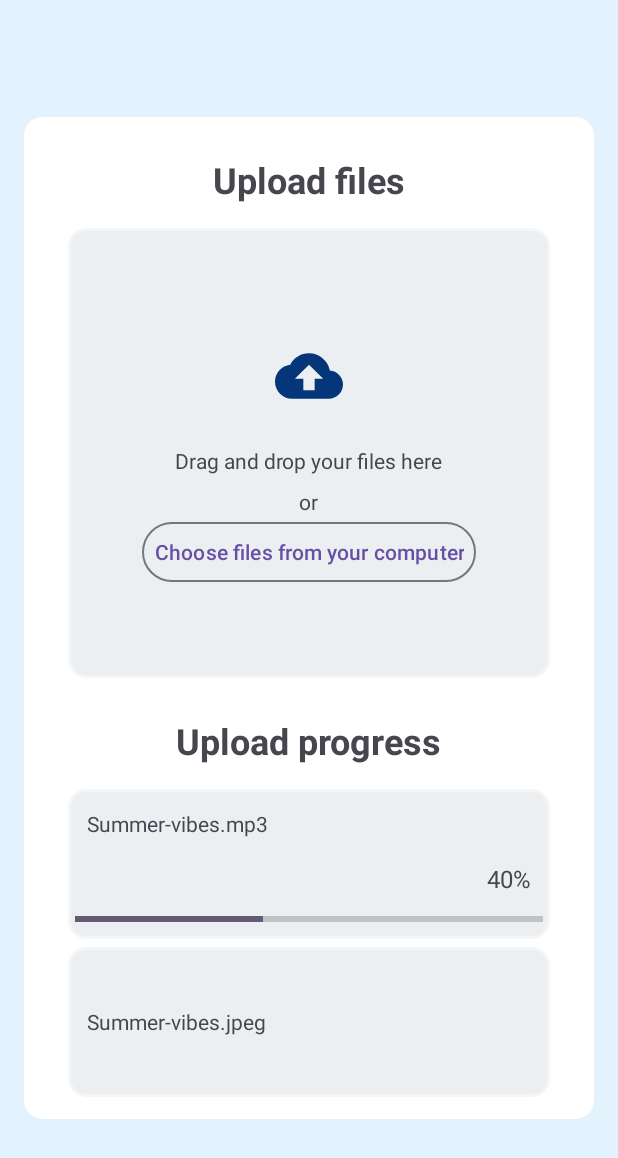
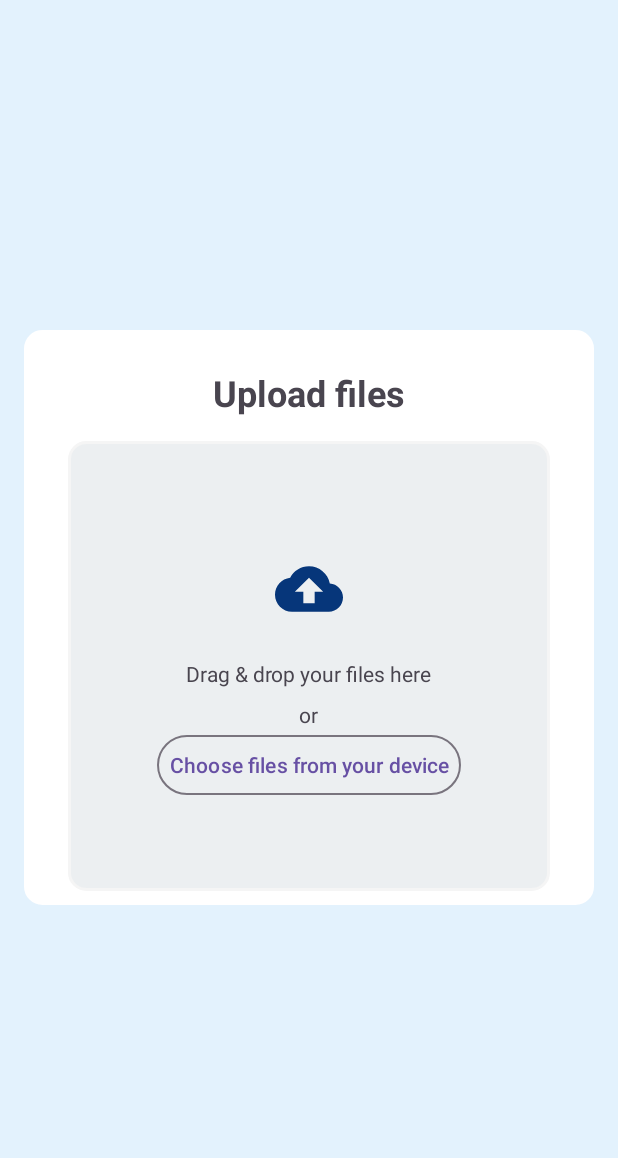
Before and after one commit to NineBit-Computing/HomeScreen_Android, an Android app: the FileUploadScreen screen opened directly, with no data from a screen before it, on a phone screen of 412 x 824 dp. Shown: the top 1158 px of the screen. Run offline under Robolectric (Android 15) with nearby library versions, the phone set to English and light mode, and no system bars.

Commit message:
Layout modified, code refactoring, strings updated, Terms and conditions layout

```diff
--- a/app/src/main/java/com/example/homescreen/FileUploadScreen.java
+++ b/app/src/main/java/com/example/homescreen/FileUploadScreen.java
@@ -14,7 +14,6 @@ import android.webkit.MimeTypeMap;
 import android.widget.Button;
 import android.widget.ImageView;
 import android.widget.LinearLayout;
-import android.widget.ProgressBar;
 import android.widget.TextView;
 import android.widget.Toast;
 import androidx.annotation.Nullable;
@@ -36,40 +35,29 @@ import okhttp3.logging.HttpLoggingInterceptor;
 
 public class FileUploadScreen extends AppCompatActivity {
     private static final int FILE_SELECT_CODE = 0;
-    private ProgressBar uploadProgress;
-    private TextView uploadStatus;
     private LinearLayout uploadFileSection;
     private LinearLayout previewSection;
-    private LinearLayout uploadProgressSection;
     private ImageView previewImage;
-    private TextView uploadProgressPercentage;
     private TextView ml_response_text;
     private Uri fileUri;
+    private String filePath;
+
     private ImageView backButton;
     @Override
     protected void onCreate(Bundle savedInstanceState) {
+        Log.e( "onCreate: ", "onCreate of file upload screen" );
         super.onCreate(savedInstanceState);
         setContentView(R.layout.file_upload_screen);
         initViews();
         setButtonListeners();
-        setProgressValue(0);
     }
 
     private void initViews() {
         uploadFileSection = findViewById(R.id.uploadFileSection);
         previewSection = findViewById(R.id.previewSection);
-        uploadProgressSection = findViewById(R.id.uploadProgressSection);
-        TextView uploadTitle = findViewById(R.id.upload_title);
-        ImageView uploadIcon = findViewById(R.id.upload_icon);
-        TextView uploadHint = findViewById(R.id.upload_hint);
-        Button chooseFileButton = findViewById(R.id.outlinedButton);
-        uploadProgress = findViewById(R.id.upload_progress);
-        uploadProgressPercentage = findViewById(R.id.upload_progress_percentage);
-        uploadStatus = findViewById(R.id.upload_status);
         previewImage = findViewById(R.id.previewImage);
         ml_response_text = findViewById(R.id.ml_response_text);
         backButton = findViewById(R.id.back_button);
-
     }
     private void setButtonListeners() {
         Button chooseFileButton = findViewById(R.id.outlinedButton);
@@ -103,11 +91,11 @@ public class FileUploadScreen extends AppCompatActivity {
                 handleFilePreview(fileUri);
             } else {
                 Log.e("FileUpload", "File URI is null");
-                uploadStatus.setText("Failed to retrieve file");
+
             }
         } else {
             Log.e("FileUpload", "File selection failed or cancelled");
-            uploadStatus.setText("No file selected");
+
         }
     }
 
@@ -117,19 +105,18 @@ public class FileUploadScreen extends AppCompatActivity {
     private void handleFilePreview(Uri uri) {
         try (InputStream inputStream = getContentResolver().openInputStream(uri)) {
             if (inputStream != null) {
-                Toast.makeText(getApplicationContext(), "Preview Successful", Toast.LENGTH_SHORT).show();
+                Toast.makeText(getApplicationContext(), R.string.preview_success_label, Toast.LENGTH_SHORT).show();
                 Bitmap bitmap = BitmapFactory.decodeStream(inputStream);
                 previewImage.setImageBitmap(bitmap);
                 previewSection.setVisibility(View.VISIBLE);
                 uploadFileSection.setVisibility(View.GONE);
-                uploadProgressSection.setVisibility(View.GONE);
             } else {
                 Log.e("FileUpload", "Input stream is null");
-                uploadStatus.setText("Failed to open file");
+
             }
         } catch (Exception e) {
             Log.e("FileUpload", "Error handling file preview", e);
-            uploadStatus.setText("Error handling file preview");
+
         }
     }
 
@@ -138,15 +125,12 @@ public class FileUploadScreen extends AppCompatActivity {
     private void navigateBackToFileSelection() {
         previewSection.setVisibility(View.GONE);
         uploadFileSection.setVisibility(View.VISIBLE);
-        uploadProgressSection.setVisibility(View.GONE);
-        //        Response reset
         ml_response_text.setText("");
         ml_response_text.setVisibility(View.GONE);
-        uploadStatus.setText("");
     }
     private void showCancelConfirmationDialog() {
         new AlertDialog.Builder(this)
-                .setMessage("Are you sure you want to cancel?")
+                .setMessage(R.string.dialog_box_label)
                 .setPositiveButton("Yes", (dialog, which) -> cancelUpload())
                 .setNegativeButton("No", null)
                 .show();
@@ -154,51 +138,15 @@ public class FileUploadScreen extends AppCompatActivity {
     private void cancelUpload() {  // Method for Cancel the Browse Image
         previewSection.setVisibility(View.GONE);
         uploadFileSection.setVisibility(View.VISIBLE);
-        uploadProgressSection.setVisibility(View.GONE);
-        //        Response reset
         ml_response_text.setText("");
         ml_response_text.setVisibility(View.GONE);
-        uploadStatus.setText("");
     }
-
-
-    //Progress Bar component
-    @SuppressLint("SetTextI18n")
-    private void setProgressValue(final int progress) {
-        runOnUiThread(() -> {
-            uploadProgress.setProgress(progress);
-            uploadProgressPercentage.setText(progress + "%");
-        });
-        new Thread(() -> {
-            try {
-                Thread.sleep(1000);
-                if (progress < 100) {
-                    setProgressValue(progress + 10);
-                }
-            } catch (InterruptedException e) {
-                e.printStackTrace();
-            }
-        }).start();
-    }
-
 
 
     // 1. startUpload() method -> Uploading the image file (Which includes 2 Methods-> Getting the image file Path and using that image file path to Generate Signed URL)
     private void startUpload() {
         if (fileUri != null) {
-            String filePath = getPathFromUri(this, fileUri);
-            if (filePath != null && !filePath.isEmpty()) {
-                File file = new File(filePath);
-                if (file.exists()) {
-                Toast.makeText(getApplicationContext(), "File Has Been Uploaded Successfully", Toast.LENGTH_SHORT).show();
-                    generateSignedUrl(file);
-                } else {
-                    Log.e("FileUpload", "File not found: " + filePath);
-
-                }
-            } else {
-                Log.e("FileUpload", "Failed to retrieve file path from URI: " + fileUri);
-            }
+             getPathFromUri(this, fileUri, this::generateSignedUrl);
         } else {
             Log.e("FileUpload", "No file selected");
         }
@@ -206,16 +154,16 @@ public class FileUploadScreen extends AppCompatActivity {
 
     //2. getPathFromUri() method --> Getting the path of the Image File
     @SuppressLint("SetTextI18n")
-    private String getPathFromUri(Context context, Uri uri) {
+    private void getPathFromUri(Context context, Uri uri, OnPathRetrievedListener listener) {
+        new Thread(() -> {
             String filePath = null;
             try (InputStream inputStream = context.getContentResolver().openInputStream(uri)) {
                 if (inputStream != null) {
-                String fileExtension = getFileExtension(context, uri);                              // Determining the file extension dynamically
-                if (fileExtension == null  || fileExtension.isEmpty()){
-                    fileExtension="";                                                               // If the MIME Type is not recognised do not set any extension
-                }
-                else {
-                    fileExtension= "." + fileExtension;
+                    String fileExtension = getFileExtension(context, uri);                                            // Determining the file extension dynamically
+                    if (fileExtension == null || fileExtension.isEmpty()) {
+                        fileExtension = "";                                                                          // If the MIME Type is not recognised do not set any extension
+                    } else {
+                        fileExtension = "." + fileExtension;
                     }
                     File tempFile = File.createTempFile("temp_image", fileExtension, context.getCacheDir());   //Create a temporary file with the appropriate extension
                     try (OutputStream outputStream = new FileOutputStream(tempFile)) {
@@ -225,9 +173,8 @@ public class FileUploadScreen extends AppCompatActivity {
                             outputStream.write(buffer, 0, read);
                         }
                         filePath = tempFile.getAbsolutePath();
-                }catch (IOException e) {
+                    } catch (IOException e) {
                         Log.e("FileUpload", "Error writing to temp file", e);
-                    uploadStatus.setText("Error writing to temp file");
                     }
                 } else {
                     Log.e("FileUpload", "Input stream is null");
@@ -235,7 +182,9 @@ public class FileUploadScreen extends AppCompatActivity {
             } catch (IOException e) {
                 Log.e("FileUpload", "Error opening input stream", e);
             }
-        return filePath;
+            String finalFilePath = filePath;
+            runOnUiThread(()-> listener.OnPathRetrivedListener(finalFilePath));
+        }).start();
     }
     //Helper method to get the file extension from the URI
     private  String getFileExtension(Context context, Uri uri){
@@ -249,11 +198,13 @@ public class FileUploadScreen extends AppCompatActivity {
 
 
     //3. generateSignedUrl() method--> After Getting the path generating signed URL by calling method (post)
-    private void generateSignedUrl(File file) {
-        HttpLoggingInterceptor loggingInterceptor = new HttpLoggingInterceptor();
-        loggingInterceptor.setLevel(HttpLoggingInterceptor.Level.BODY);
+    private void generateSignedUrl(String filePath) {
+        this.filePath = filePath; // Store the file path for later use
+        if (filePath != null && !filePath.isEmpty()) {
+            File file = new File(filePath);
+            if (file.exists()) {
                 OkHttpClient client = new OkHttpClient.Builder()
-                .addInterceptor(loggingInterceptor)
+                        .addInterceptor(new HttpLoggingInterceptor().setLevel(HttpLoggingInterceptor.Level.BODY))
                         .build();
 
                 String fileName = file.getName();
@@ -266,7 +217,7 @@ public class FileUploadScreen extends AppCompatActivity {
 
                 Request request = new Request.Builder()
                         .url(url)
-                .post(requestBody) //post
+                        .post(requestBody)
                         .build();
 
                 client.newCall(request).enqueue(new okhttp3.Callback() {
@@ -274,8 +225,9 @@ public class FileUploadScreen extends AppCompatActivity {
                     @Override
                     public void onFailure(okhttp3.Call call, IOException e) {
                         Log.e("GenerateSignedUrl", "ERROR: Failed to make request", e);
-                System.out.println("error while getting signed url: " + e.getMessage());
+                        System.out.println("Error while getting signed url: " + e.getMessage());
                     }
+
                     @SuppressLint("SetTextI18n")
                     @Override
                     public void onResponse(okhttp3.Call call, Response response) throws IOException {
@@ -284,33 +236,42 @@ public class FileUploadScreen extends AppCompatActivity {
                             System.out.println("Signed URL generated successfully: " + responseBody);
                             try {
                                 JSONObject jsonObject = new JSONObject(responseBody);
-                        String message = jsonObject.getString("message");                     // Retrieving the URL from the "message" key
-                        uploadToS3(file, message);                                                  // Passing the URL to the next step
+                                String message = jsonObject.getString("message");
+                                uploadToS3(message); // Only pass the signed URL
                             } catch (JSONException e) {
                                 Log.e("GenerateSignedUrl", "ERROR: Failed to parse JSON response", e);
-                        runOnUiThread(() -> uploadStatus.setText("Failed to parse signed URL response"));
                             }
                         } else {
                             String responseBody = response.body().string();
                             Log.e("GenerateSignedUrl", "ERROR: " + response.code() + " " + response.message() + " " + responseBody);
-                    runOnUiThread(() -> uploadStatus.setText("Failed to generate signed URL"));
+                        }
+                    }
+                });
+            }
         }
     }
 
-        });
+    //4. uploadToS3() method--> After generating Signed URL it will be uploaded to the Server(put). For Checking the response generated by ML Model
+    private void uploadToS3(String signedUrl) {
+        if (filePath == null) {
+            Log.e("Upload", "File path is null");
+            return;
         }
 
+        File file = new File(filePath);
+        if (!file.exists()) {
+            Log.e("Upload", "File does not exist");
+            return;
+        }
 
-    //4. uploadToS3() method--> After generating Signed URL it will be uploaded to the Server(put). For Checking the response generated by ML Model
-    private void uploadToS3(File file, String signedUrl) {
         OkHttpClient client = new OkHttpClient();
 
-        String mediaType = getContentResolver().getType(fileUri);
+        String mediaType = getContentResolver().getType(fileUri); // Ensure fileUri is still accessible
         RequestBody requestBody = RequestBody.create(file, MediaType.parse(mediaType));
 
         Request request = new Request.Builder()
                 .url(signedUrl)
-                .put(requestBody) //put
+                .put(requestBody)
                 .addHeader("Content-Type", mediaType)
                 .build();
 
@@ -319,7 +280,6 @@ public class FileUploadScreen extends AppCompatActivity {
             @Override
             public void onFailure(okhttp3.Call call, IOException e) {
                 Log.e("Upload", "Error Occurred While Uploading", e);
-                runOnUiThread(() -> uploadStatus.setText("Upload Failed"));
             }
 
             @SuppressLint("SetTextI18n")
@@ -327,15 +287,14 @@ public class FileUploadScreen extends AppCompatActivity {
             public void onResponse(okhttp3.Call call, Response response) throws IOException {
                 if (response.isSuccessful()) {
                     Log.i("Upload", "Successfully Uploaded");
-                    runOnUiThread(() -> uploadStatus.setText("Upload Successful"));
                     getMLResponse(file.getName());
                 } else {
                     Log.e("Upload", "ERROR: " + response.message());
-                    runOnUiThread(() -> uploadStatus.setText("Upload Failed"));
                 }
             }
         });
     }
+
 
 
     //5. getMLResponse() method--> After Uploading it ML Model will give the response of the Image file and display on View through API call
@@ -358,7 +317,7 @@ public class FileUploadScreen extends AppCompatActivity {
             @Override
             public void onFailure(okhttp3.Call call, IOException e) {
                 Log.e("ML Response", "Error While Fetching the Response", e);
-                runOnUiThread(() -> uploadStatus.setText("ML Response Failed"));
+
             }
 
             @SuppressLint("SetTextI18n")
@@ -372,7 +331,6 @@ public class FileUploadScreen extends AppCompatActivity {
                         JSONObject body = new JSONObject(message.getString("body"));
                         JSONObject dRes = body.getJSONObject("d_res");
                         String emotion = dRes.getString("emotion");
-
                         Log.i("Emotion", emotion);
                         runOnUiThread(() -> {
                             ml_response_text.setText("Emotion: " + emotion);
@@ -380,13 +338,14 @@ public class FileUploadScreen extends AppCompatActivity {
                         });
                     } catch (JSONException e) {
                         Log.e("ML Response", "Failed to parse JSON response", e);
-                        runOnUiThread(() -> uploadStatus.setText("ML Response: Failed (JSONException)"));
                     }
                 } else {
                     Log.e("ML Response", "ERROR: " + response.message());
-                    runOnUiThread(() -> uploadStatus.setText("ML Response Failed"));
                 }
             }
         });
     }
+    interface OnPathRetrievedListener{
+        void OnPathRetrivedListener(String filepath);
     }
+}
--- a/app/src/main/java/com/example/homescreen/MainActivity.java
+++ b/app/src/main/java/com/example/homescreen/MainActivity.java
@@ -3,10 +3,12 @@ package com.example.homescreen;
 import android.content.Intent;
 import android.content.res.Configuration;
 import android.os.Bundle;
+import android.text.Html;
 import android.view.MenuItem;
 import android.view.View;
 import android.widget.AdapterView;
 import android.widget.ListView;
+import android.widget.TextView;
 import android.widget.Toast;
 import androidx.annotation.NonNull;
 import androidx.appcompat.app.AppCompatActivity;
--- a/app/src/main/res/layout/file_upload_screen.xml
+++ b/app/src/main/res/layout/file_upload_screen.xml
@@ -37,7 +37,7 @@
                     android:layout_height="wrap_content"
                     android:layout_gravity="center"
                     android:padding="16dp"
-                    android:text="Upload files"
+                    android:text="@string/UploadFile_label"
                     android:textSize="24sp"
                     android:textStyle="bold" />
 
@@ -64,14 +64,14 @@
                         android:layout_height="wrap_content"
                         android:layout_gravity="center"
                         android:padding="8dp"
-                        android:text="Drag and drop your files here" />
+                        android:text="@string/dragDrop_label"/>
 
                     <TextView
                         android:id="@+id/upload_or"
                         android:layout_width="wrap_content"
                         android:layout_height="wrap_content"
                         android:layout_gravity="center"
-                        android:text="or" />
+                        android:text="@string/dragDrop_or_label"/>
 
                     <Button
                         android:id="@+id/outlinedButton"
@@ -79,7 +79,7 @@
                         android:layout_width="wrap_content"
                         android:layout_height="wrap_content"
                         android:padding="8dp"
-                        android:text="Choose files from your computer" />
+                        android:text="@string/browseButton_label" />
                 </LinearLayout>
             </LinearLayout>
 
@@ -109,7 +109,6 @@
                         android:layout_alignParentStart="true"
                         android:layout_centerVertical="true"
                         android:background="#FFFFFF"
-                        android:contentDescription="Back"
                         android:src="@drawable/ic_launcher_foreground" />
                     <TextView
                         android:id="@+id/preview_title"
@@ -120,7 +119,7 @@
                         android:layout_marginEnd="92dp"
                         android:layout_toEndOf="@id/back_button"
                         android:paddingLeft="8dp"
-                        android:text="Preview"
+                        android:text="@string/preview_text_label"
                         android:textAlignment="center"
                         android:textColor="@color/black"
                         android:textSize="28sp" />
@@ -146,7 +145,7 @@
                     android:layout_height="wrap_content"
                     android:layout_gravity="center_horizontal"
                     android:layout_marginTop="16dp"
-                    android:text="Upload" />
+                    android:text="@string/previewUpload_button_label"/>
 
                 <Button
                     android:id="@+id/cancelBtn"
@@ -154,7 +153,7 @@
                     android:layout_height="wrap_content"
                     android:layout_gravity="center_horizontal"
                     android:layout_marginTop="16dp"
-                    android:text="Cancel" />
+                    android:text="@string/previewCancel_button_label" />
 
                 <TextView
                     android:id="@+id/ml_response_text"
@@ -165,77 +164,6 @@
                     android:textSize="18sp"
                     android:visibility="gone" />
             </LinearLayout>
-
-
-
-            <!--Upload Progress-->
-            <LinearLayout
-                android:id="@+id/uploadProgressSection"
-                android:layout_width="match_parent"
-                android:layout_height="wrap_content"
-                android:background="@drawable/shape"
-                android:gravity="center"
-                android:orientation="vertical">
-                <TextView
-                    android:id="@+id/upload_status"
-                    android:layout_width="wrap_content"
-                    android:layout_height="wrap_content"
-                    android:layout_gravity="center"
-                    android:padding="16dp"
-                    android:text="Upload progress"
-                    android:textSize="24sp"
-                    android:textStyle="bold"
-                    tools:visibility="visible" />
-                <LinearLayout
-                    android:layout_width="match_parent"
-                    android:layout_height="100dp"
-                    android:layout_marginLeft="20dp"
-                    android:layout_marginRight="20dp"
-                    android:layout_marginBottom="5dp"
-                    android:background="@drawable/shape2"
-                    android:gravity="center"
-                    android:orientation="vertical">
-                    <TextView
-                        android:id="@+id/upload_progress_file"
-                        android:layout_width="wrap_content"
-                        android:layout_height="wrap_content"
-                        android:layout_gravity="left"
-                        android:padding="8dp"
-                        android:text="Summer-vibes.mp3" />
-                    <TextView
-                        android:id="@+id/upload_progress_percentage"
-                        android:layout_width="wrap_content"
-                        android:layout_height="wrap_content"
-                        android:layout_gravity="end"
-                        android:padding="8dp"
-                        android:text="0%"
-                        android:textSize="16sp" />
-                    <ProgressBar
-                        android:id="@+id/upload_progress"
-                        style="@style/Widget.AppCompat.ProgressBar.Horizontal"
-                        android:layout_width="match_parent"
-                        android:layout_height="wrap_content"
-                        android:max="100"
-                        android:progress="0" />
-                </LinearLayout>
-                <LinearLayout
-                    android:layout_width="match_parent"
-                    android:layout_height="100dp"
-                    android:layout_marginLeft="20dp"
-                    android:layout_marginRight="20dp"
-                    android:layout_marginBottom="5dp"
-                    android:background="@drawable/shape2"
-                    android:gravity="center"
-                    android:orientation="vertical">
-                    <TextView
-                        android:id="@+id/upload_saved_file"
-                        android:layout_width="wrap_content"
-                        android:layout_height="wrap_content"
-                        android:layout_gravity="left"
-                        android:padding="8dp"
-                        android:text="Summer-vibes.jpeg" />
-                </LinearLayout>
             </LinearLayout>
         </LinearLayout>
-    </LinearLayout>
 </ScrollView>
```
Also changed, not shown: app/src/main/res/layout/activity_termsand_conditions.xml (+8 -7 lines), app/src/main/res/values/strings.xml (+55 -25 lines), 2 other files. Lines whose indentation alone changed are shown as unchanged.
